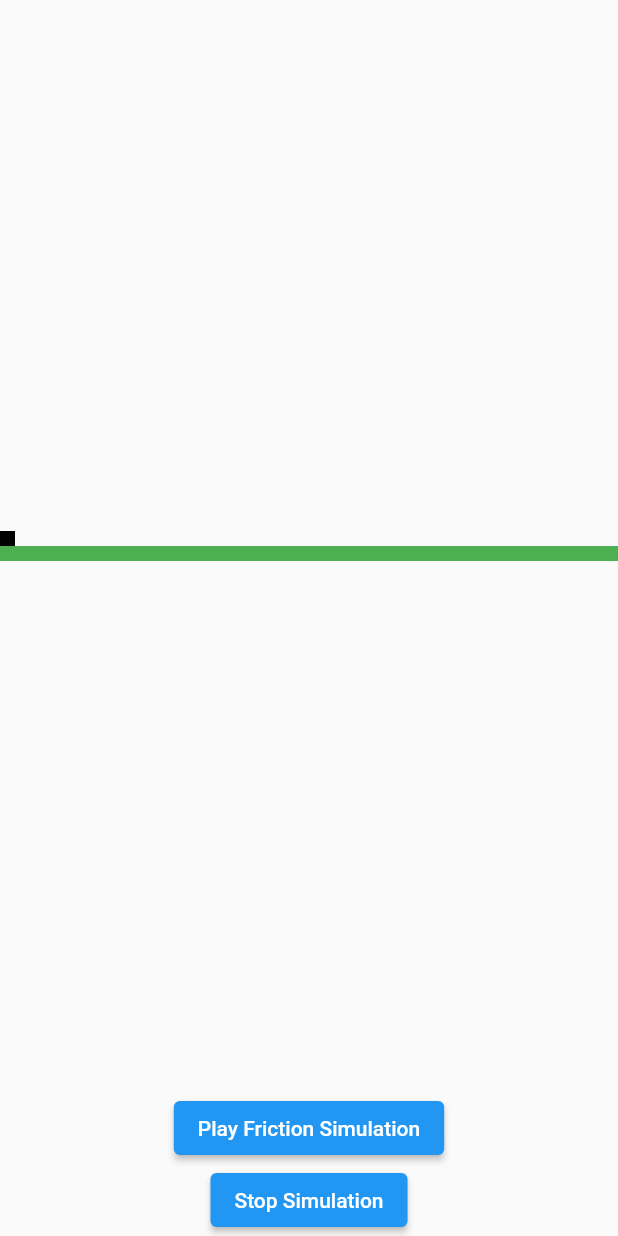
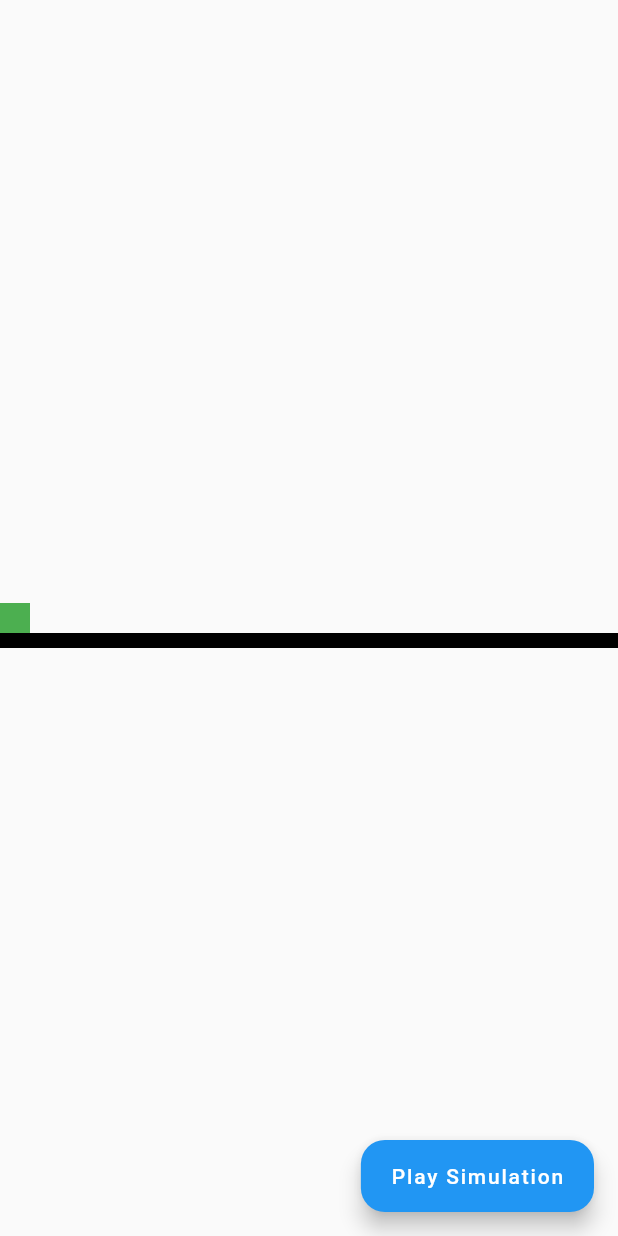
Before and after one commit to akmalviya03/friction_simulation_demo, a Flutter app: the screen it shows after launch, on a phone screen of 412 x 824 dp. Run offline on Flutter 3.47's test engine with Material 2 defaults, Android fonts, the phone set to English and light mode, and no system bars.

Commit message:
Friction new Api completed

```diff
--- a/lib/main.dart
+++ b/lib/main.dart
@@ -11,44 +11,33 @@ class MyApp extends StatelessWidget {
   @override
   Widget build(BuildContext context) {
     return const MaterialApp(
-      home: FrictionSimulationDemo(),
+      home: GravitySimulationDemo(),
     );
   }
 }
 
-class FrictionSimulationDemo extends StatefulWidget {
-  const FrictionSimulationDemo({Key? key}) : super(key: key);
+class GravitySimulationDemo extends StatefulWidget {
+  const GravitySimulationDemo({Key? key}) : super(key: key);
 
   @override
-  State<FrictionSimulationDemo> createState() => _FrictionSimulationDemoState();
+  State<GravitySimulationDemo> createState() => _GravitySimulationDemoState();
 }
 
-class _FrictionSimulationDemoState extends State<FrictionSimulationDemo>
+class _GravitySimulationDemoState extends State<GravitySimulationDemo>
     with SingleTickerProviderStateMixin {
   late AnimationController _controller;
-  late Animation<Alignment> _animation;
+  late double height;
+  late double width;
 
   @override
   void initState() {
     super.initState();
-    _controller = AnimationController.unbounded(vsync: this);
-    _animation = _controller.drive(
-      AlignmentTween(
-        begin: const Alignment(
-          -1,
-          0,
-        ),
-        end: const Alignment(
-          1,
-          0,
-        ),
-      ),
+    _controller = AnimationController.unbounded(
+      vsync: this,
     );
-
     _controller.addListener(() {
       if (kDebugMode) {
-        print("Controller ${_controller.value}");
-        print("Animation ${_animation.value}");
+        print(_controller.value);
       }
     });
   }
@@ -60,57 +49,79 @@ class _FrictionSimulationDemoState extends State<FrictionSimulationDemo>
   }
 
   @override
+  void didChangeDependencies() {
+    super.didChangeDependencies();
+    height = (MediaQuery.of(context).size.height -
+        (MediaQuery.maybeViewPaddingOf(context)?.vertical ?? 0));
+    width = MediaQuery.sizeOf(context).width;
+    if (kDebugMode) {
+      print(MediaQuery.of(context).size);
+      print(MediaQuery.maybeViewPaddingOf(context)?.vertical);
+      print(MediaQuery.of(context).devicePixelRatio);
+    }
+  }
+
+  @override
   Widget build(BuildContext context) {
     return Scaffold(
       body: SafeArea(
-        child: Center(
-          child: Column(
-            children: [
-              Expanded(
-                child: Column(
-                  mainAxisAlignment: MainAxisAlignment.center,
-                  children: [
-                    AnimatedBuilder(
-                        animation: _animation,
-                        child: Container(
-                          color: Colors.black,
-                          height: 10,
-                          width: 10,
-                        ),
-                        builder: (context, child) {
-                          return Align(
-                            alignment: _animation.value,
-                            child: child,
-                          );
-                        }),
-                    Container(
-                      width: double.maxFinite,
-                      height: 10,
-                      color: Colors.green,
-                    )
-                  ],
-                ),
-              ),
-              ElevatedButton(
-                  onPressed: () {
-                    _controller.animateWith(BoundedFrictionSimulation(
-                      0.4,
-                      0,
-                      1,
-                      -0.1,
-                      1
-                    ));
-                  },
-                  child: const Text('Play Friction Simulation')),
-              ElevatedButton(
-                  onPressed: () {
-                    _controller.stop();
-                  },
-                  child: const Text('Stop Simulation'))
-            ],
+        child: Align(
+          alignment: Alignment.topCenter,
+          child: CustomPaint(
+            painter: BoxPainter(animation: _controller),
+            size: Size(width, height),
           ),
         ),
+      ),
+      floatingActionButton: FloatingActionButton.extended(
+        isExtended: true,
+        shape: RoundedRectangleBorder(borderRadius: BorderRadius.circular(16)),
+        onPressed: () {
+          _controller.animateWith(FrictionSimulation(
+              //DragCoefficient Friction between surface and object,
+              // Keep it below 0.5. 0 means high friction.
+              //1 means no friction or slippery surface
+              0.8,
+              //Starting position in pixels
+              0,
+              //Velocity with which we have pushed this object.
+              300,
+              //Object Deceleration Speed
+              //This is useful if object has it's own speed
+              constantDeceleration: 100,
+              //It used to define, when simulation is completed.
+              //It is used to compare current and second last value generated, if the difference is
+              //Less than or equal to the tolerance.
+              //Then simulation is considered as done or completed.
+              tolerance: Tolerance.defaultTolerance));
+        },
+        label: const Text('Play Simulation'),
       ),
     );
   }
 }
+
+class BoxPainter extends CustomPainter {
+  final Animation animation;
+  BoxPainter({required this.animation}) : super(repaint: animation);
+  @override
+  void paint(Canvas canvas, Size size) {
+    double halfHeight = size.height / 2;
+    canvas.save();
+    canvas.translate(10, 0);
+    canvas.drawRect(
+        Rect.fromCenter(
+            center: Offset(animation.value, halfHeight), width: 20, height: 20),
+        Paint()..color = Colors.green);
+    canvas.restore();
+    canvas.drawRect(
+        Rect.fromPoints(
+            Offset(0, halfHeight + 10), Offset(size.width, halfHeight + 20)),
+        Paint());
+  }
+
+  @override
+  bool shouldRepaint(BoxPainter oldDelegate) {
+    return true;
+  }
+}
```
Also changed, not shown: pubspec.lock, 4 other files.
